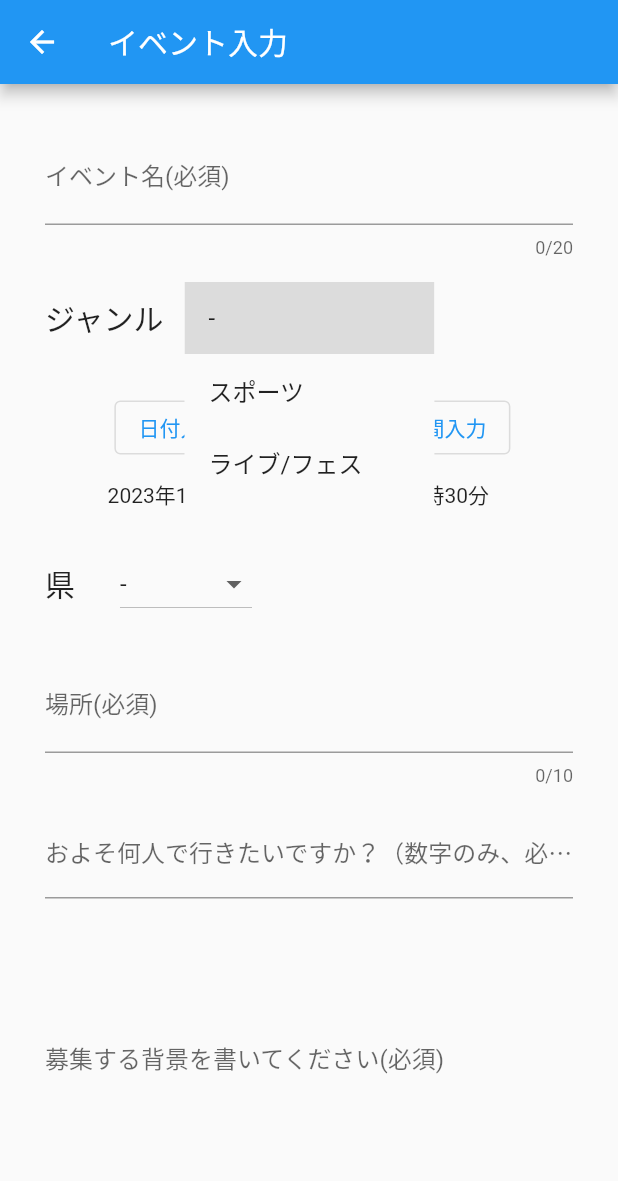
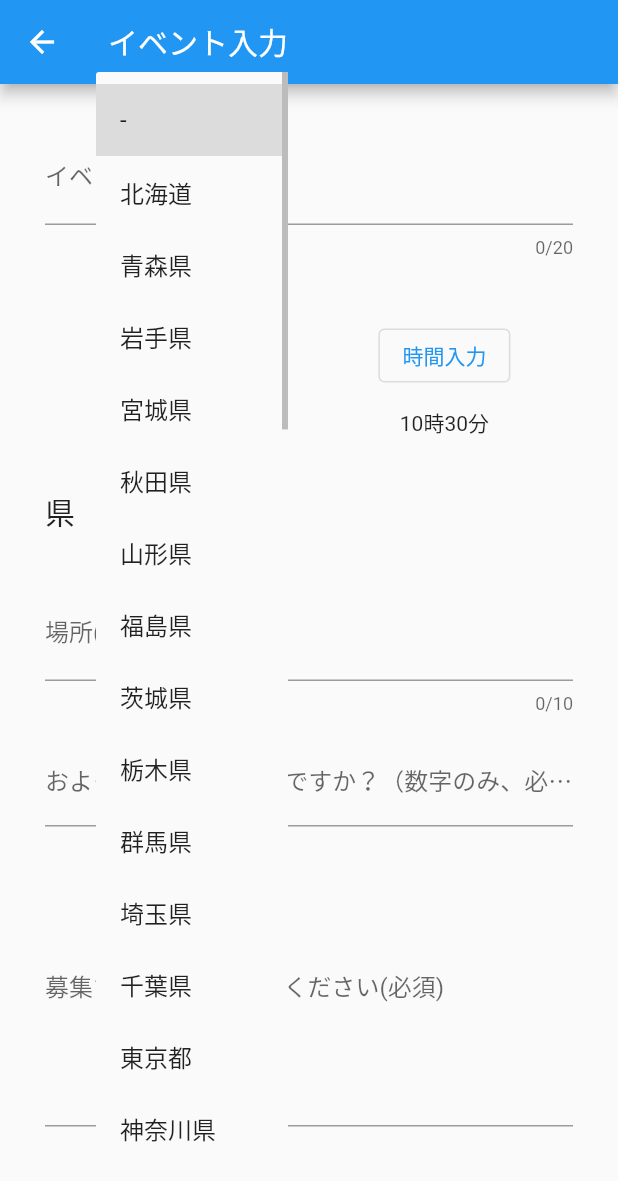
Before and after one commit to enpitut2022/Weeee, a Flutter app: the EventAddPage screen opened directly, after a tap on an icon or button, on a phone screen of 412 x 824 dp. Shown: the top 1181 px of the screen. Run offline on Flutter 3.47's test engine with Material 2 defaults, Android fonts, the phone set to English and light mode, and no system bars; our stand-ins replace bubble, cloud_firestore, firebase_auth, firebase_core, flutter_chat_types, flutter_chat_ui and 1 more; accounts and stored records are empty; Roboto replaces fonts that are missing (latoTextTheme).

Commit message:
delete genre

```diff
--- a/lib/src/event/event_add.dart
+++ b/lib/src/event/event_add.dart
@@ -94,40 +94,7 @@ class _EventAddPageState extends State<EventAddPage> {
                     const SizedBox(
                       height: 16,
                     ),
-                    Row(
-                      children: [
-                        const Text(
-                          "ジャンル",
-                          style: TextStyle(fontSize: 20),
-                        ),
-                        const SizedBox(
-                          width: 30,
-                        ),
-                        DropdownButton(
-                          value: genreDefo,
-                          elevation: 50,
-                          items: const [
-                            DropdownMenuItem(
-                              value: '-',
-                              child: Text('-'),
-                            ),
-                            DropdownMenuItem(
-                              value: 'スポーツ',
-                              child: Text('スポーツ'),
-                            ),
-                            DropdownMenuItem(
-                              value: 'ライブ/フェス',
-                              child: Text('ライブ/フェス'),
-                            ),
-                          ],
-                          onChanged: (String? value) {
-                            setState(() {
-                              genreDefo = value;
-                            });
-                          },
-                        ),
-                      ],
-                    ),
+
                     const SizedBox(
                       height: 25,
                     ),
--- a/lib/src/event/event_detail.dart
+++ b/lib/src/event/event_detail.dart
@@ -74,10 +74,6 @@ class _EventDetailState extends State<EventDetail> {
               children: [
                 SizedBox(
                   height: screenSize.height * 0.03,
-                ),
-                Text(
-                  "ジャンル　： ${widget.event.genre}",
-                  style: const TextStyle(fontSize: 30),
                 ),
                 SizedBox(
                   height: screenSize.height * 0.03,
```
Also changed, not shown: lib/src/event/event_card.dart (+0 -9 lines), lib/src/model/event_model.dart (+4 -6 lines), lib/src/myEvent/my_event_card.dart (+0 -9 lines).
